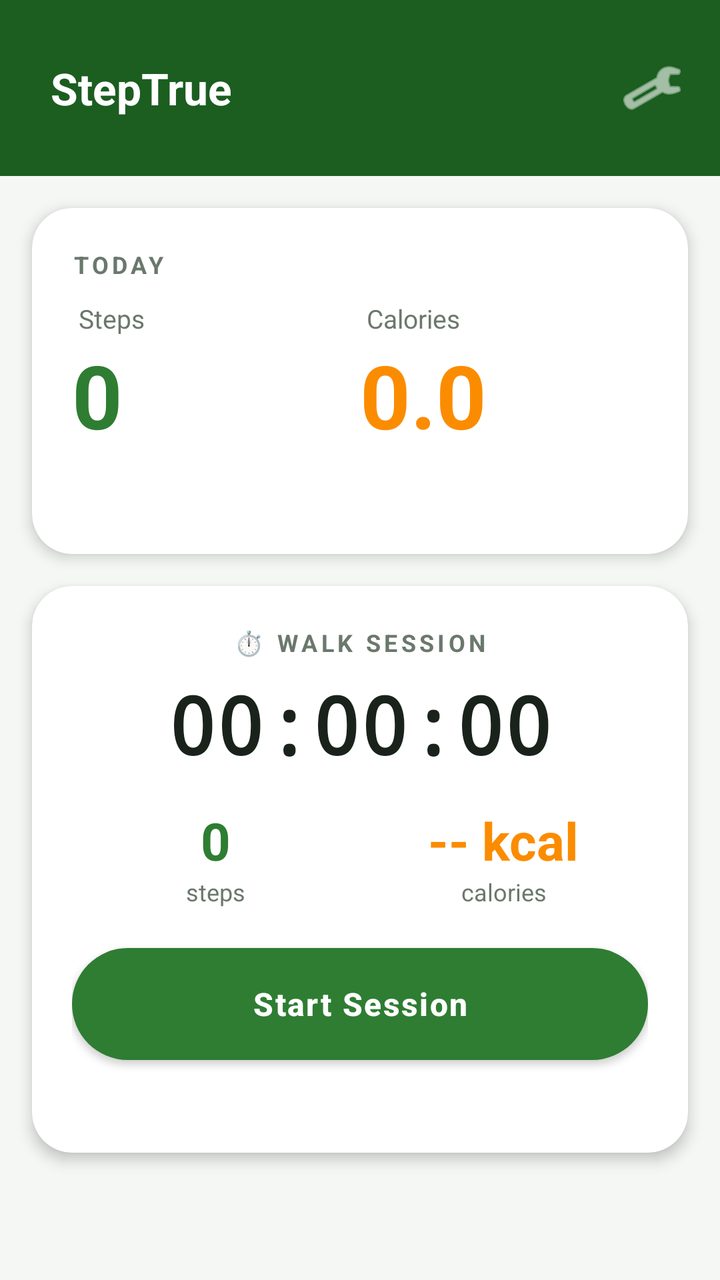
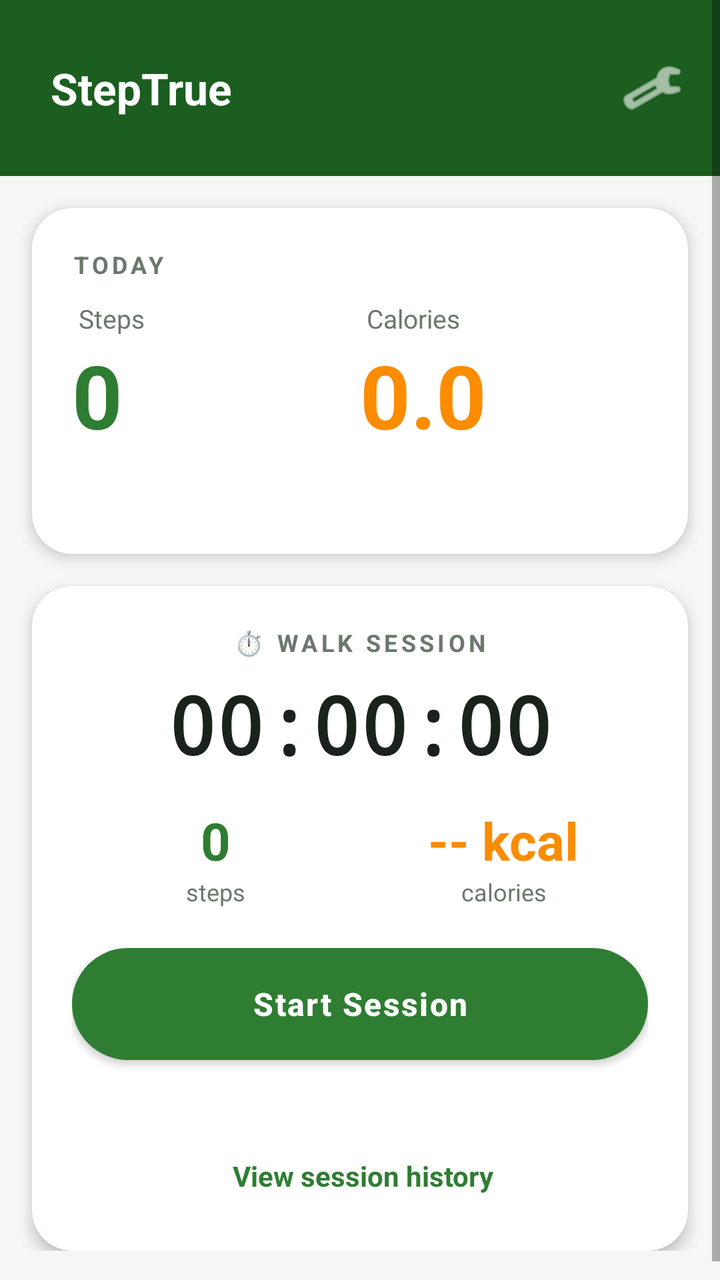

Screens rendered from an Android XML layout before and after an edit, with the pre-edit source and the edit as a unified diff.
<!-- AndroidManifest.xml: application theme Theme.StepCounterApp -->
<!-- res/layout/activity_main.xml -->
<?xml version="1.0" encoding="utf-8"?>
<ScrollView xmlns:android="http://schemas.android.com/apk/res/android"
    xmlns:app="http://schemas.android.com/apk/res-auto"
    android:layout_width="match_parent"
    android:layout_height="match_parent"
    android:background="@color/bg_screen"
    android:fillViewport="true">

    <LinearLayout
        android:layout_width="match_parent"
        android:layout_height="wrap_content"
        android:orientation="vertical"
        android:paddingBottom="24dp">

        
        <LinearLayout
            android:layout_width="match_parent"
            android:layout_height="wrap_content"
            android:orientation="horizontal"
            android:gravity="center_vertical"
            android:background="@color/green_900"
            android:paddingStart="20dp"
            android:paddingEnd="12dp"
            android:paddingTop="22dp"
            android:paddingBottom="22dp">

            <TextView
                android:layout_width="0dp"
                android:layout_height="wrap_content"
                android:layout_weight="1"
                android:text="\uD83D\uDC63 StepTrue"
                android:textColor="#FFFFFF"
                android:textSize="22sp"
                android:textStyle="bold" />

            <ImageButton
                android:id="@+id/btnEditProfile"
                android:layout_width="44dp"
                android:layout_height="44dp"
                android:background="?attr/selectableItemBackgroundBorderless"
                android:contentDescription="Edit profile"
                android:padding="8dp"
                android:src="@android:drawable/ic_menu_manage"
                app:tint="#FFFFFF" />
        </LinearLayout>

        
        <com.google.android.material.card.MaterialCardView
            android:layout_width="match_parent"
            android:layout_height="wrap_content"
            android:layout_margin="16dp"
            app:cardCornerRadius="20dp"
            app:cardElevation="4dp"
            app:cardBackgroundColor="@color/card_bg">

            <LinearLayout
                android:layout_width="match_parent"
                android:layout_height="wrap_content"
                android:orientation="vertical"
                android:padding="20dp">

                <TextView
                    android:layout_width="wrap_content"
                    android:layout_height="wrap_content"
                    android:text="TODAY"
                    android:textColor="@color/text_secondary"
                    android:textSize="12sp"
                    android:letterSpacing="0.15"
                    android:textStyle="bold" />

                <LinearLayout
                    android:layout_width="match_parent"
                    android:layout_height="wrap_content"
                    android:layout_marginTop="10dp"
                    android:orientation="horizontal">

                    <LinearLayout
                        android:layout_width="0dp"
                        android:layout_height="wrap_content"
                        android:layout_weight="1"
                        android:orientation="vertical">

                        <TextView
                            android:layout_width="wrap_content"
                            android:layout_height="wrap_content"
                            android:text="\uD83D\uDC63 Steps"
                            android:textColor="@color/text_secondary"
                            android:textSize="13sp" />

                        <TextView
                            android:id="@+id/tvSteps"
                            android:layout_width="wrap_content"
                            android:layout_height="wrap_content"
                            android:text="0"
                            android:textColor="@color/green_700"
                            android:textSize="44sp"
                            android:textStyle="bold" />
                    </LinearLayout>

                    <LinearLayout
                        android:layout_width="0dp"
                        android:layout_height="wrap_content"
                        android:layout_weight="1"
                        android:orientation="vertical">

                        <TextView
                            android:layout_width="wrap_content"
                            android:layout_height="wrap_content"
                            android:text="\uD83D\uDD25 Calories"
                            android:textColor="@color/text_secondary"
                            android:textSize="13sp" />

                        <TextView
                            android:id="@+id/tvCalories"
                            android:layout_width="wrap_content"
                            android:layout_height="wrap_content"
                            android:text="0.0"
                            android:textColor="@color/orange_600"
                            android:textSize="44sp"
                            android:textStyle="bold" />
                    </LinearLayout>
                </LinearLayout>

                <TextView
                    android:id="@+id/tvStatus"
                    android:layout_width="match_parent"
                    android:layout_height="wrap_content"
                    android:layout_marginTop="14dp"
                    android:text=""
                    android:textColor="@color/text_secondary"
                    android:textSize="12sp" />
            </LinearLayout>
        </com.google.android.material.card.MaterialCardView>

        
        <com.google.android.material.card.MaterialCardView
            android:layout_width="match_parent"
            android:layout_height="wrap_content"
            android:layout_marginStart="16dp"
            android:layout_marginEnd="16dp"
            app:cardCornerRadius="20dp"
            app:cardElevation="4dp"
            app:cardBackgroundColor="@color/card_bg">

            <LinearLayout
                android:layout_width="match_parent"
                android:layout_height="wrap_content"
                android:orientation="vertical"
                android:gravity="center_horizontal"
                android:padding="20dp">

                <TextView
                    android:layout_width="wrap_content"
                    android:layout_height="wrap_content"
                    android:text="\u23F1\uFE0F WALK SESSION"
                    android:textColor="@color/text_secondary"
                    android:textSize="12sp"
                    android:letterSpacing="0.15"
                    android:textStyle="bold" />

                <TextView
                    android:id="@+id/tvSessionTimer"
                    android:layout_width="wrap_content"
                    android:layout_height="wrap_content"
                    android:layout_marginTop="6dp"
                    android:fontFamily="monospace"
                    android:text="00:00:00"
                    android:textColor="@color/text_primary"
                    android:textSize="40sp"
                    android:textStyle="bold" />

                <LinearLayout
                    android:layout_width="match_parent"
                    android:layout_height="wrap_content"
                    android:layout_marginTop="14dp"
                    android:orientation="horizontal">

                    <LinearLayout
                        android:layout_width="0dp"
                        android:layout_height="wrap_content"
                        android:layout_weight="1"
                        android:orientation="vertical"
                        android:gravity="center">

                        <TextView
                            android:id="@+id/tvSessionSteps"
                            android:layout_width="wrap_content"
                            android:layout_height="wrap_content"
                            android:text="0"
                            android:textColor="@color/green_700"
                            android:textSize="26sp"
                            android:textStyle="bold" />

                        <TextView
                            android:layout_width="wrap_content"
                            android:layout_height="wrap_content"
                            android:text="steps"
                            android:textColor="@color/text_secondary"
                            android:textSize="12sp" />
                    </LinearLayout>

                    <LinearLayout
                        android:layout_width="0dp"
                        android:layout_height="wrap_content"
                        android:layout_weight="1"
                        android:orientation="vertical"
                        android:gravity="center">

                        <TextView
                            android:id="@+id/tvSessionCalories"
                            android:layout_width="wrap_content"
                            android:layout_height="wrap_content"
                            android:text="-- kcal"
                            android:textColor="@color/orange_600"
                            android:textSize="26sp"
                            android:textStyle="bold" />

                        <TextView
                            android:layout_width="wrap_content"
                            android:layout_height="wrap_content"
                            android:text="calories"
                            android:textColor="@color/text_secondary"
                            android:textSize="12sp" />
                    </LinearLayout>
                </LinearLayout>

                <Button
                    android:id="@+id/btnSession"
                    android:layout_width="match_parent"
                    android:layout_height="56dp"
                    android:layout_marginTop="20dp"
                    android:background="@drawable/bg_pill_button_start"
                    android:letterSpacing="0.05"
                    android:text="Start Session"
                    android:textAllCaps="false"
                    android:textColor="#FFFFFF"
                    android:textSize="16sp"
                    android:textStyle="bold" />

                <TextView
                    android:id="@+id/tvSessionHint"
                    android:layout_width="match_parent"
                    android:layout_height="wrap_content"
                    android:layout_marginTop="10dp"
                    android:gravity="center"
                    android:text=""
                    android:textColor="@color/text_secondary"
                    android:textSize="12sp" />
            </LinearLayout>
        </com.google.android.material.card.MaterialCardView>

    </LinearLayout>
</ScrollView>
<!-- resources referenced by this layout -->
<resources>
  <color name="bg_screen">#F4F7F4</color>
  <color name="card_bg">#FFFFFF</color>
  <color name="green_700">#2E7D32</color>
  <color name="green_900">#1B5E20</color>
  <color name="orange_600">#FB8C00</color>
  <color name="text_primary">#1A231B</color>
  <color name="text_secondary">#6B786C</color>
  <!-- drawable bg_pill_button_start (drawable) -->
  <?xml version="1.0" encoding="utf-8"?>
  <shape xmlns:android="http://schemas.android.com/apk/res/android"
      android:shape="rectangle">
      <solid android:color="@color/green_700" />
      <corners android:radius="28dp" />
  </shape>
  <style name="Theme.StepCounterApp" parent="Theme.MaterialComponents.DayNight.NoActionBar">
          <item name="colorPrimary">@color/green_700</item>
          <item name="colorPrimaryDark">@color/green_900</item>
          <item name="colorAccent">@color/green_500</item>
          <item name="android:windowBackground">@color/bg_screen</item>
          <item name="android:statusBarColor">@color/green_900</item>
      </style>
  <color name="green_500">#43A047</color>
</resources>

<!-- the commit's change to res/layout/activity_main.xml (unified diff, before → after) -->
@@ -246,6 +246,17 @@
                     android:text=""
                     android:textColor="@color/text_secondary"
                     android:textSize="12sp" />
+
+                <TextView
+                    android:id="@+id/tvViewHistory"
+                    android:layout_width="wrap_content"
+                    android:layout_height="wrap_content"
+                    android:layout_marginTop="14dp"
+                    android:padding="8dp"
+                    android:text="\uD83D\uDCCB View session history"
+                    android:textColor="@color/green_700"
+                    android:textSize="14sp"
+                    android:textStyle="bold" />
             </LinearLayout>
         </com.google.android.material.card.MaterialCardView>
 
